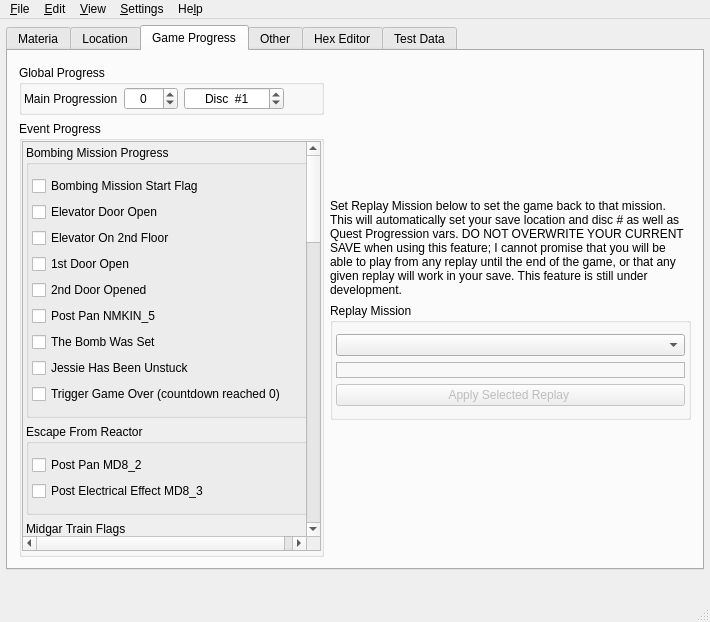
sithlord48/blackchocobo, file src/blackchocobo.ui: the form before one commit.
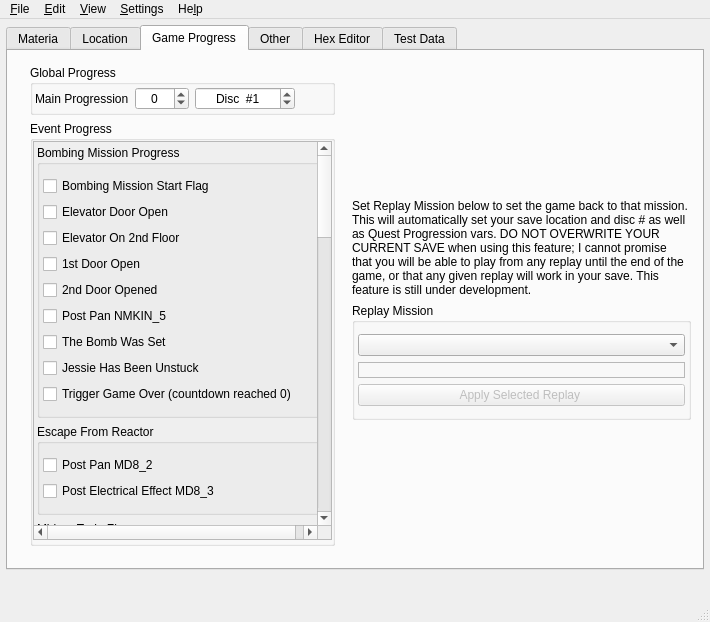
The form after the commit. The open tabs and pages were chosen to show the change. Icons and pictures are not drawn.

Commit message: cleanup line spacings

Patch:
```diff
--- a/src/blackchocobo.ui
+++ b/src/blackchocobo.ui
@@ -1998,6 +1998,7 @@
        </attribute>
        <layout class="QHBoxLayout" name="horizontalLayout_102">
         <item>
+         <widget class="QWidget" name="progress_frame_left" native="true">
          <layout class="QVBoxLayout" name="verticalLayout_109">
           <property name="topMargin">
            <number>3</number>
@@ -2125,8 +2126,8 @@
                  <rect>
                   <x>0</x>
                   <y>0</y>
-                  <width>280</width>
-                  <height>1562</height>
+                   <width>373</width>
+                   <height>2055</height>
                  </rect>
                 </property>
                 <layout class="QVBoxLayout" name="verticalLayout_62">
@@ -2660,6 +2661,7 @@
            </widget>
           </item>
          </layout>
+         </widget>
         </item>
         <item>
          <layout class="QVBoxLayout" name="verticalLayout_118">
```
Lines whose indentation alone changed are shown as unchanged. The commit also changes 2 other files.
